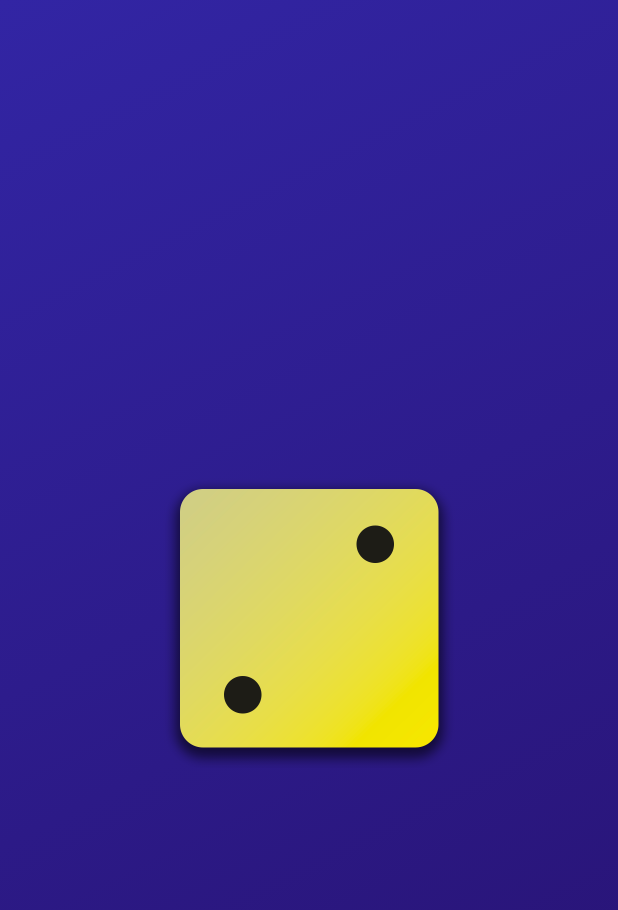
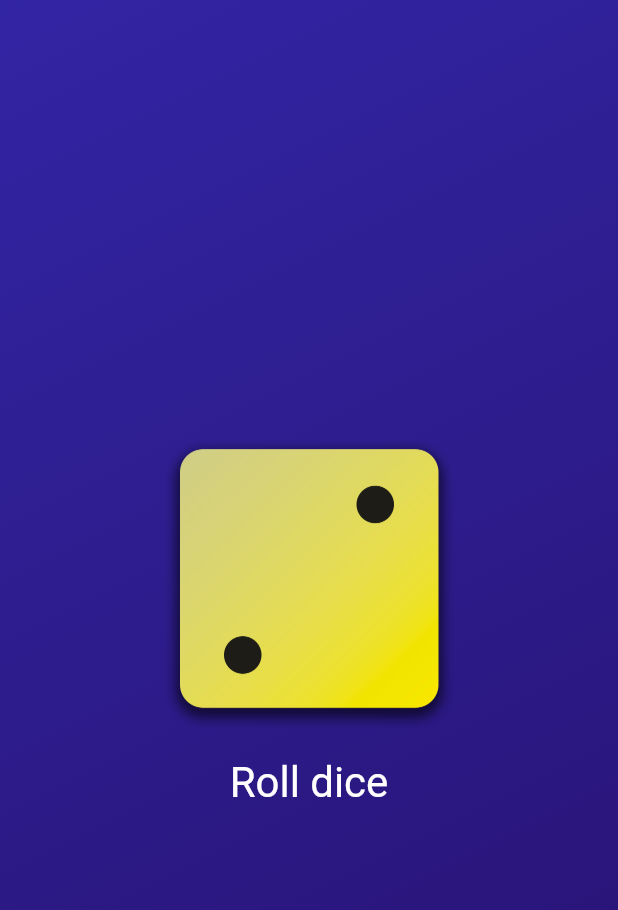
Before and after one commit to kartpop/roll_dice_app, a Flutter app: the screen it shows after launch, on a phone screen of 412 x 824 dp. Shown: the top 910 px of the screen. Run offline on Flutter 3.47's test engine with Material 2 defaults, Android fonts, the phone set to English and light mode, and no system bars.

Commit message:
feat: use stateful widget which displays a different image on button click

```diff
--- /dev/null
+++ b/lib/dice_roller.dart
@@ -0,0 +1,41 @@
+import 'package:flutter/material.dart';
+
+class DiceRoller extends StatefulWidget {
+  const DiceRoller({super.key});
+
+  @override
+  State<DiceRoller> createState() {
+    return _DiceRollerState();
+  }
+}
+
+class _DiceRollerState extends State<DiceRoller> {
+  var activeDiceImage = 'assets/images/dice-2.png';
+
+  void rollDice() {
+    setState(() {
+      activeDiceImage = 'assets/images/dice-4.png';
+    });
+  }
+
+  @override
+  Widget build(BuildContext context) {
+    return Column(
+      mainAxisSize: MainAxisSize.min,
+      children: [
+        Image.asset(
+          activeDiceImage,
+          width: 200,
+        ),
+        TextButton(
+          onPressed: rollDice,
+          style: TextButton.styleFrom(
+              padding: const EdgeInsets.only(top: 20),
+              foregroundColor: Colors.white,
+              textStyle: const TextStyle(fontSize: 28)),
+          child: const Text('Roll dice'),
+        )
+      ],
+    );
+  }
+}
--- a/lib/gradient_container.dart
+++ b/lib/gradient_container.dart
@@ -1,4 +1,5 @@
 import 'package:flutter/material.dart';
+import 'package:roll_dice_app/dice_roller.dart';
 
 const startAlignment = Alignment.topLeft;
 const endAlignment = Alignment.bottomRight;
@@ -21,11 +22,8 @@ class GradientContainer extends StatelessWidget {
           end: endAlignment,
         ),
       ),
-      child: Center(
-        child: Image.asset(
-          'assets/images/dice-2.png',
-          width: 200,
-        ),
+      child: const Center(
+        child: DiceRoller(),
       ),
     );
   }
--- a/lib/main.dart
+++ b/lib/main.dart
@@ -3,9 +3,9 @@ import "package:roll_dice_app/gradient_container.dart";
 
 void main() {
   runApp(
-    const MaterialApp(
+    MaterialApp(
       home: Scaffold(
-        body: GradientContainer([
+        body: const GradientContainer([
           Color.fromARGB(255, 50, 37, 164),
           Color.fromARGB(255, 39, 17, 111)
         ]),
```
